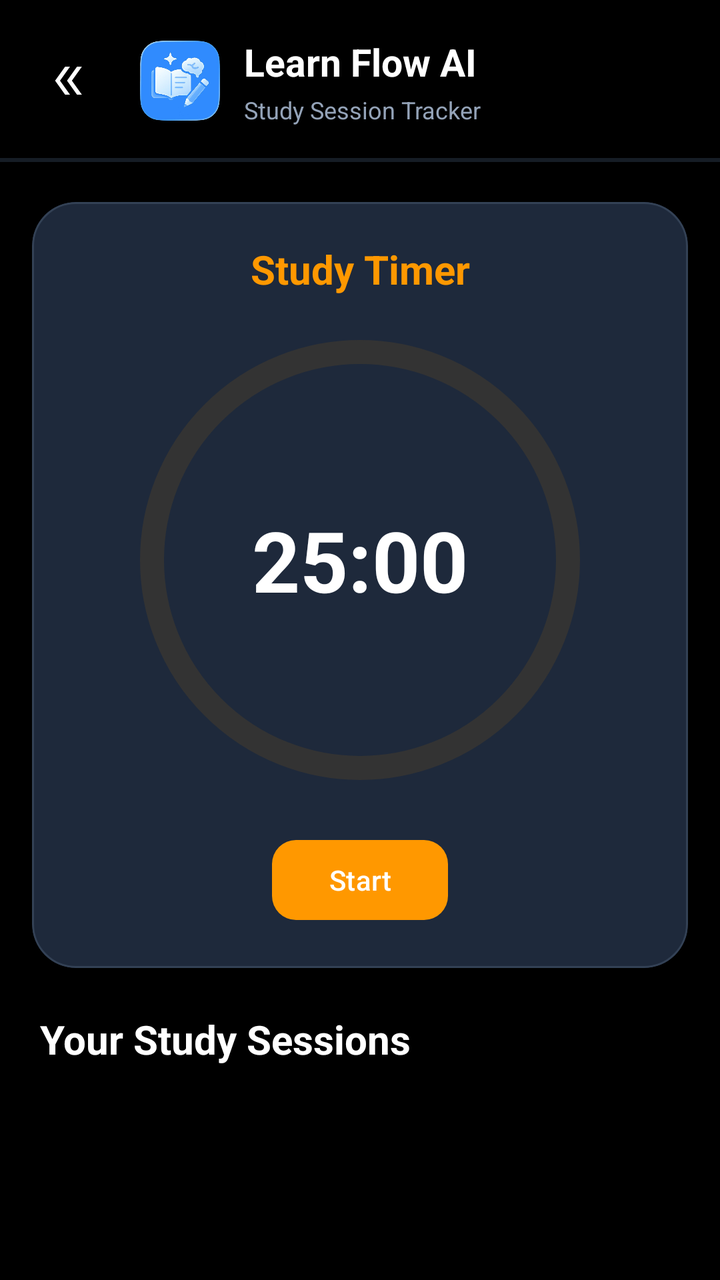
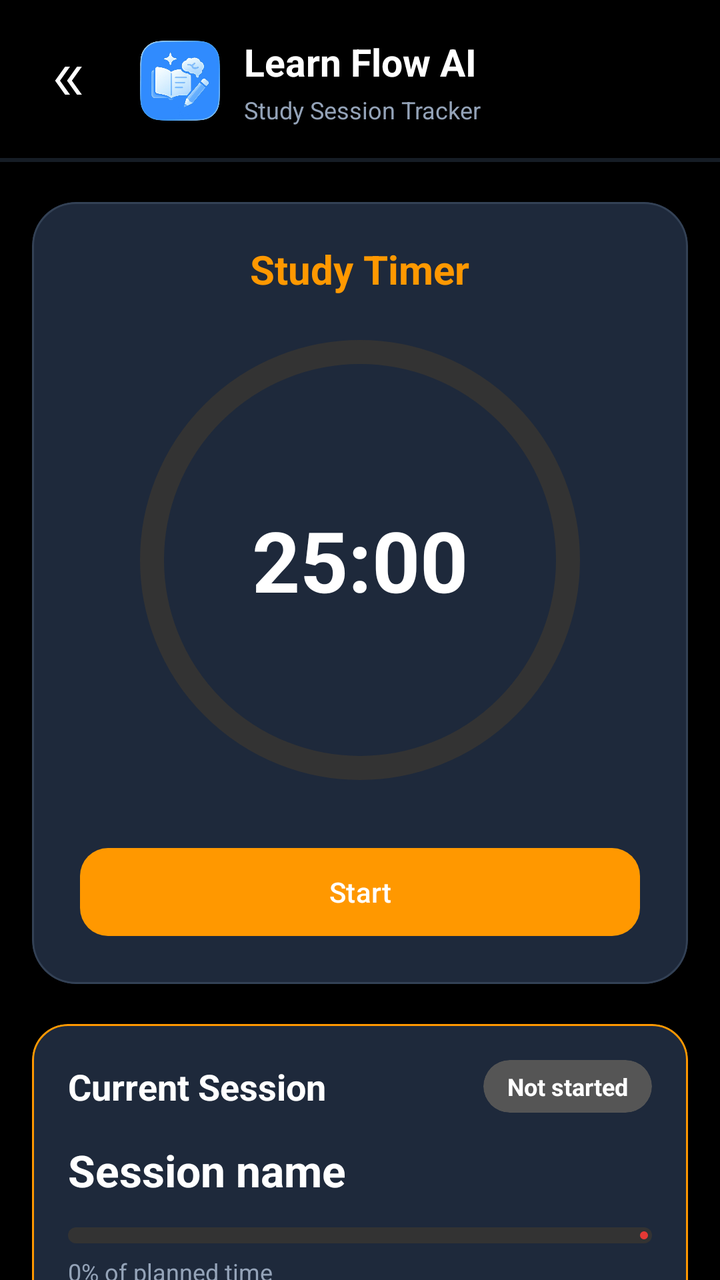

The first picture is an Android layout as it rendered before a commit; the second is the same layout after the commit. The layout source and the unified diff follow.
<!-- AndroidManifest.xml: application theme Theme.LearnFlow -->
<!-- res/layout/activity_session_tracker.xml -->
<?xml version="1.0" encoding="utf-8"?>
<androidx.constraintlayout.widget.ConstraintLayout
    xmlns:android="http://schemas.android.com/apk/res/android"
    xmlns:app="http://schemas.android.com/apk/res-auto"
    android:id="@+id/main"
    android:layout_width="match_parent"
    android:layout_height="match_parent"
    android:background="@color/black">

    
    <LinearLayout
        android:id="@+id/header"
        android:layout_width="0dp"
        android:layout_height="wrap_content"
        android:layout_marginStart="20dp"
        android:layout_marginTop="18dp"
        android:layout_marginEnd="20dp"
        android:gravity="center_vertical"
        android:orientation="horizontal"
        app:layout_constraintTop_toTopOf="parent"
        app:layout_constraintStart_toStartOf="parent"
        app:layout_constraintEnd_toEndOf="parent">

        <ImageButton
            android:id="@+id/btnBack"
            android:layout_width="30dp"
            android:layout_height="30dp"
            android:layout_marginEnd="20dp"
            android:background="?attr/selectableItemBackgroundBorderless"
            android:src="@drawable/sidebar"
            android:rotation="180"
            android:contentDescription="Back"
            app:tint="@color/white"/>

        <ImageView
            android:layout_width="40dp"
            android:layout_height="40dp"
            android:src="@drawable/icon"
            android:contentDescription="Learn Flow logo"/>

        <LinearLayout
            android:layout_width="0dp"
            android:layout_height="wrap_content"
            android:layout_marginStart="12dp"
            android:layout_weight="1"
            android:orientation="vertical">

            <TextView
                android:layout_width="wrap_content"
                android:layout_height="wrap_content"
                android:text="Learn Flow AI"
                android:textColor="@color/white"
                android:textSize="19sp"
                android:textStyle="bold"/>

            <TextView
                android:layout_width="wrap_content"
                android:layout_height="wrap_content"
                android:layout_marginTop="3dp"
                android:text="Study Session Tracker"
                android:textColor="@color/dark_text_secondary"
                android:textSize="12sp"/>

        </LinearLayout>

    </LinearLayout>

    <View
        android:id="@+id/headerDivider"
        android:layout_width="0dp"
        android:layout_height="2dp"
        android:layout_marginTop="16dp"
        android:alpha="0.45"
        android:background="@color/dark_surface_variant"
        app:layout_constraintTop_toBottomOf="@id/header"
        app:layout_constraintStart_toStartOf="parent"
        app:layout_constraintEnd_toEndOf="parent"/>

    
    <com.google.android.material.card.MaterialCardView
        android:id="@+id/timerCard"
        android:layout_width="0dp"
        android:layout_height="wrap_content"
        android:layout_marginStart="16dp"
        android:layout_marginTop="20dp"
        android:layout_marginEnd="16dp"
        app:cardBackgroundColor="@color/dark_surface"
        app:cardCornerRadius="22dp"
        app:cardElevation="3dp"
        app:strokeColor="@color/dark_surface_variant"
        app:strokeWidth="1dp"
        app:layout_constraintTop_toBottomOf="@id/headerDivider"
        app:layout_constraintStart_toStartOf="parent"
        app:layout_constraintEnd_toEndOf="parent">

        <androidx.constraintlayout.widget.ConstraintLayout
            android:layout_width="match_parent"
            android:layout_height="wrap_content"
            android:padding="20dp">

            <TextView
                android:id="@+id/txtTimerTitle"
                android:layout_width="wrap_content"
                android:layout_height="wrap_content"
                android:text="Study Timer"
                android:textColor="@color/orange"
                android:textSize="20sp"
                android:textStyle="bold"
                app:layout_constraintTop_toTopOf="parent"
                app:layout_constraintStart_toStartOf="parent"
                app:layout_constraintEnd_toEndOf="parent"/>

            <FrameLayout
                android:id="@+id/timerFrame"
                android:layout_width="240dp"
                android:layout_height="240dp"
                android:layout_marginTop="12dp"
                app:layout_constraintTop_toBottomOf="@id/txtTimerTitle"
                app:layout_constraintStart_toStartOf="parent"
                app:layout_constraintEnd_toEndOf="parent">

                <com.google.android.material.progressindicator.CircularProgressIndicator
                    android:id="@+id/circularProgress"
                    android:layout_width="match_parent"
                    android:layout_height="match_parent"
                    android:layout_gravity="center"
                    android:indeterminate="false"
                    android:max="100"
                    android:progress="0"
                    app:indicatorSize="220dp"
                    app:trackThickness="12dp"
                    app:indicatorColor="#E53935"
                    app:trackColor="#333333"
                    app:trackCornerRadius="8dp"/>
                <TextView
                    android:id="@+id/txtTimer"
                    android:layout_width="wrap_content"
                    android:layout_height="wrap_content"
                    android:layout_gravity="center"
                    android:text="25:00"
                    android:textColor="@color/white"
                    android:textSize="42sp"
                    android:textStyle="bold"/>

            </FrameLayout>

            <LinearLayout
                android:id="@+id/timerButtons"
                android:layout_width="match_parent"
                android:layout_height="wrap_content"
                android:layout_marginTop="16dp"
                android:gravity="center"
                android:orientation="horizontal"
                app:layout_constraintTop_toBottomOf="@id/timerFrame"
                app:layout_constraintStart_toStartOf="parent"
                app:layout_constraintEnd_toEndOf="parent">

                <com.google.android.material.button.MaterialButton
                    android:id="@+id/btnStart"
                    android:layout_width="wrap_content"
                    android:layout_height="wrap_content"
                    android:text="Start"
                    android:textColor="@color/white"
                    app:backgroundTint="@color/orange"
                    app:cornerRadius="12dp"/>

                <com.google.android.material.button.MaterialButton
                    android:id="@+id/btnPause"
                    android:layout_width="wrap_content"
                    android:layout_height="wrap_content"
                    android:layout_marginStart="8dp"
                    android:text="Pause"
                    android:visibility="gone"
                    android:textColor="@color/white"
                    app:backgroundTint="@color/orange"
                    app:cornerRadius="12dp"/>

                <com.google.android.material.button.MaterialButton
                    android:id="@+id/btnResume"
                    android:layout_width="wrap_content"
                    android:layout_height="wrap_content"
                    android:layout_marginStart="8dp"
                    android:text="Resume"
                    android:visibility="gone"
                    android:textColor="@color/white"
                    app:backgroundTint="@color/orange"
                    app:cornerRadius="12dp"/>

                <com.google.android.material.button.MaterialButton
                    android:id="@+id/btnEnd"
                    android:layout_width="wrap_content"
                    android:layout_height="wrap_content"
                    android:layout_marginStart="8dp"
                    android:text="End"
                    android:visibility="gone"
                    android:textColor="@color/white"
                    app:backgroundTint="#D32F2F"
                    app:cornerRadius="12dp"/>

            </LinearLayout>

        </androidx.constraintlayout.widget.ConstraintLayout>

    </com.google.android.material.card.MaterialCardView>

    
    <TextView
        android:id="@+id/txtSessionTitle"
        android:layout_width="0dp"
        android:layout_height="wrap_content"
        android:layout_marginStart="20dp"
        android:layout_marginTop="22dp"
        android:text="Your Study Sessions"
        android:textColor="@color/white"
        android:textSize="20sp"
        android:textStyle="bold"
        app:layout_constraintTop_toBottomOf="@id/timerCard"
        app:layout_constraintStart_toStartOf="parent"
        app:layout_constraintEnd_toEndOf="parent"/>

    <androidx.recyclerview.widget.RecyclerView
        android:id="@+id/sessionRecyclerView"
        android:layout_width="0dp"
        android:layout_height="0dp"
        android:layout_marginTop="10dp"
        android:clipToPadding="false"
        android:paddingStart="14dp"
        android:paddingEnd="14dp"
        android:paddingBottom="12dp"
        android:overScrollMode="never"
        app:layout_constraintTop_toBottomOf="@id/txtSessionTitle"
        app:layout_constraintBottom_toBottomOf="parent"
        app:layout_constraintStart_toStartOf="parent"
        app:layout_constraintEnd_toEndOf="parent"/>

</androidx.constraintlayout.widget.ConstraintLayout>
<!-- resources referenced by this layout -->
<resources>
  <color name="black">#000000</color>
  <color name="dark_surface">#1E293B</color>
  <color name="dark_surface_variant">#334155</color>
  <color name="dark_text_secondary">#94A3B8</color>
  <color name="orange">#FF9800</color>
  <color name="white">#ffffff</color>
  <!-- drawable icon: png bitmap (drawable, 192103 bytes) -->
  <!-- drawable sidebar (drawable) -->
  <vector xmlns:android="http://schemas.android.com/apk/res/android" android:autoMirrored="true" android:height="24dp" android:tint="#FFFFFF" android:viewportHeight="960" android:viewportWidth="960" android:width="24dp">
        
      <path android:fillColor="@android:color/white" android:pathData="M242,760L442,480L242,200L340,200L540,480L340,760L242,760ZM480,760L680,480L480,200L578,200L778,480L578,760L480,760Z"/>
      
  </vector>
  <style name="Theme.LearnFlow" parent="Base.Theme.LearnFlow" />
  <style name="Base.Theme.LearnFlow" parent="Theme.Material3.DayNight.NoActionBar">
          
          
      </style>
</resources>

<!-- the commit's change to res/layout/activity_session_tracker.xml (unified diff, before → after) -->
@@ -60,9 +60,7 @@
                 android:text="Study Session Tracker"
                 android:textColor="@color/dark_text_secondary"
                 android:textSize="12sp"/>
-
         </LinearLayout>
-
     </LinearLayout>
 
     <View
@@ -77,160 +75,314 @@
         app:layout_constraintEnd_toEndOf="parent"/>
 
     
-    <com.google.android.material.card.MaterialCardView
-        android:id="@+id/timerCard"
+    <ScrollView
         android:layout_width="0dp"
-        android:layout_height="wrap_content"
-        android:layout_marginStart="16dp"
-        android:layout_marginTop="20dp"
-        android:layout_marginEnd="16dp"
-        app:cardBackgroundColor="@color/dark_surface"
-        app:cardCornerRadius="22dp"
-        app:cardElevation="3dp"
-        app:strokeColor="@color/dark_surface_variant"
-        app:strokeWidth="1dp"
+        android:layout_height="0dp"
+        android:clipToPadding="false"
+        android:overScrollMode="never"
+        android:scrollbars="none"
         app:layout_constraintTop_toBottomOf="@id/headerDivider"
+        app:layout_constraintBottom_toBottomOf="parent"
         app:layout_constraintStart_toStartOf="parent"
         app:layout_constraintEnd_toEndOf="parent">
 
-        <androidx.constraintlayout.widget.ConstraintLayout
+        <LinearLayout
             android:layout_width="match_parent"
             android:layout_height="wrap_content"
-            android:padding="20dp">
-
-            <TextView
-                android:id="@+id/txtTimerTitle"
-                android:layout_width="wrap_content"
-                android:layout_height="wrap_content"
-                android:text="Study Timer"
-                android:textColor="@color/orange"
-                android:textSize="20sp"
-                android:textStyle="bold"
-                app:layout_constraintTop_toTopOf="parent"
-                app:layout_constraintStart_toStartOf="parent"
-                app:layout_constraintEnd_toEndOf="parent"/>
-
-            <FrameLayout
-                android:id="@+id/timerFrame"
-                android:layout_width="240dp"
-                android:layout_height="240dp"
-                android:layout_marginTop="12dp"
-                app:layout_constraintTop_toBottomOf="@id/txtTimerTitle"
-                app:layout_constraintStart_toStartOf="parent"
-                app:layout_constraintEnd_toEndOf="parent">
-
-                <com.google.android.material.progressindicator.CircularProgressIndicator
-                    android:id="@+id/circularProgress"
-                    android:layout_width="match_parent"
-                    android:layout_height="match_parent"
-                    android:layout_gravity="center"
-                    android:indeterminate="false"
-                    android:max="100"
-                    android:progress="0"
-                    app:indicatorSize="220dp"
-                    app:trackThickness="12dp"
-                    app:indicatorColor="#E53935"
-                    app:trackColor="#333333"
-                    app:trackCornerRadius="8dp"/>
-                <TextView
-                    android:id="@+id/txtTimer"
-                    android:layout_width="wrap_content"
-                    android:layout_height="wrap_content"
-                    android:layout_gravity="center"
-                    android:text="25:00"
-                    android:textColor="@color/white"
-                    android:textSize="42sp"
-                    android:textStyle="bold"/>
-
-            </FrameLayout>
-
-            <LinearLayout
-                android:id="@+id/timerButtons"
+            android:orientation="vertical"
+            android:paddingBottom="28dp">
+
+            
+            <com.google.android.material.card.MaterialCardView
+                android:id="@+id/timerCard"
                 android:layout_width="match_parent"
                 android:layout_height="wrap_content"
-                android:layout_marginTop="16dp"
-                android:gravity="center"
-                android:orientation="horizontal"
-                app:layout_constraintTop_toBottomOf="@id/timerFrame"
-                app:layout_constraintStart_toStartOf="parent"
-                app:layout_constraintEnd_toEndOf="parent">
-
-                <com.google.android.material.button.MaterialButton
-                    android:id="@+id/btnStart"
-                    android:layout_width="wrap_content"
+                android:layout_marginStart="16dp"
+                android:layout_marginTop="20dp"
+                android:layout_marginEnd="16dp"
+                app:cardBackgroundColor="@color/dark_surface"
+                app:cardCornerRadius="22dp"
+                app:cardElevation="3dp"
+                app:strokeColor="@color/dark_surface_variant"
+                app:strokeWidth="1dp">
+
+                <LinearLayout
+                    android:layout_width="match_parent"
                     android:layout_height="wrap_content"
-                    android:text="Start"
-                    android:textColor="@color/white"
-                    app:backgroundTint="@color/orange"
-                    app:cornerRadius="12dp"/>
-
-                <com.google.android.material.button.MaterialButton
-                    android:id="@+id/btnPause"
-                    android:layout_width="wrap_content"
+                    android:gravity="center_horizontal"
+                    android:orientation="vertical"
+                    android:padding="20dp">
+
+                    <TextView
+                        android:id="@+id/txtTimerTitle"
+                        android:layout_width="wrap_content"
+                        android:layout_height="wrap_content"
+                        android:text="Study Timer"
+                        android:textColor="@color/orange"
+                        android:textSize="20sp"
+                        android:textStyle="bold"/>
+
+                    <FrameLayout
+                        android:layout_width="240dp"
+                        android:layout_height="240dp"
+                        android:layout_marginTop="12dp">
+
+                        <com.google.android.material.progressindicator.CircularProgressIndicator
+                            android:id="@+id/circularProgress"
+                            android:layout_width="match_parent"
+                            android:layout_height="match_parent"
+                            android:layout_gravity="center"
+                            android:indeterminate="false"
+                            android:max="100"
+                            android:progress="0"
+                            app:indicatorSize="220dp"
+                            app:trackThickness="12dp"
+                            app:indicatorColor="#E53935"
+                            app:trackColor="#333333"
+                            app:trackCornerRadius="8dp"/>
+
+                        <TextView
+                            android:id="@+id/txtTimer"
+                            android:layout_width="wrap_content"
+                            android:layout_height="wrap_content"
+                            android:layout_gravity="center"
+                            android:gravity="center"
+                            android:text="25:00"
+                            android:textColor="@color/white"
+                            android:textSize="42sp"
+                            android:textStyle="bold"/>
+                    </FrameLayout>
+
+                    
+                    <LinearLayout
+                        android:id="@+id/timerButtons"
+                        android:layout_width="match_parent"
+                        android:layout_height="wrap_content"
+                        android:layout_marginTop="20dp"
+                        android:gravity="center"
+                        android:orientation="horizontal">
+
+                        <com.google.android.material.button.MaterialButton
+                            android:id="@+id/btnStart"
+                            android:layout_width="0dp"
+                            android:layout_height="52dp"
+                            android:layout_marginHorizontal="4dp"
+                            android:layout_weight="1"
+                            android:text="Start"
+                            android:textColor="@color/white"
+                            app:backgroundTint="@color/orange"
+                            app:cornerRadius="14dp"/>
+
+                        <com.google.android.material.button.MaterialButton
+                            android:id="@+id/btnPause"
+                            android:layout_width="0dp"
+                            android:layout_height="52dp"
+                            android:layout_marginHorizontal="4dp"
+                            android:layout_weight="1"
+                            android:text="Pause"
+                            android:textColor="@color/white"
+                            android:visibility="gone"
+                            app:backgroundTint="@color/orange"
+                            app:cornerRadius="14dp"/>
+
+                        <com.google.android.material.button.MaterialButton
+                            android:id="@+id/btnResume"
+                            android:layout_width="0dp"
+                            android:layout_height="52dp"
+                            android:layout_marginHorizontal="4dp"
+                            android:layout_weight="1"
+                            android:text="Resume"
+                            android:textColor="@color/white"
+                            android:visibility="gone"
+                            app:backgroundTint="@color/orange"
+                            app:cornerRadius="14dp"/>
+
+                        <com.google.android.material.button.MaterialButton
+                            android:id="@+id/btnEnd"
+                            android:layout_width="0dp"
+                            android:layout_height="52dp"
+                            android:layout_marginHorizontal="4dp"
+                            android:layout_weight="1"
+                            android:text="End"
+                            android:textColor="@color/white"
+                            android:visibility="gone"
+                            app:backgroundTint="#D32F2F"
+                            app:cornerRadius="14dp"/>
+                    </LinearLayout>
+                </LinearLayout>
+            </com.google.android.material.card.MaterialCardView>
+
+            <com.google.android.material.card.MaterialCardView
+                android:id="@+id/currentSessionCard"
+                android:layout_width="match_parent"
+                android:layout_height="wrap_content"
+                android:layout_marginStart="16dp"
+                android:layout_marginTop="20dp"
+                android:layout_marginEnd="16dp"
+                app:cardBackgroundColor="@color/dark_surface"
+                app:cardCornerRadius="18dp"
+                app:cardElevation="0dp"
+                app:strokeColor="@color/orange"
+                app:strokeWidth="1dp">
+
+                <LinearLayout
+                    android:layout_width="match_parent"
                     android:layout_height="wrap_content"
-                    android:layout_marginStart="8dp"
-                    android:text="Pause"
-                    android:visibility="gone"
-                    android:textColor="@color/white"
-                    app:backgroundTint="@color/orange"
-                    app:cornerRadius="12dp"/>
-
-                <com.google.android.material.button.MaterialButton
-                    android:id="@+id/btnResume"
-                    android:layout_width="wrap_content"
-                    android:layout_height="wrap_content"
-                    android:layout_marginStart="8dp"
-                    android:text="Resume"
-                    android:visibility="gone"
-                    android:textColor="@color/white"
-                    app:backgroundTint="@color/orange"
-                    app:cornerRadius="12dp"/>
-
-                <com.google.android.material.button.MaterialButton
-                    android:id="@+id/btnEnd"
-                    android:layout_width="wrap_content"
-                    android:layout_height="wrap_content"
-                    android:layout_marginStart="8dp"
-                    android:text="End"
-                    android:visibility="gone"
-                    android:textColor="@color/white"
-                    app:backgroundTint="#D32F2F"
-                    app:cornerRadius="12dp"/>
-
-            </LinearLayout>
-
-        </androidx.constraintlayout.widget.ConstraintLayout>
-
-    </com.google.android.material.card.MaterialCardView>
-
-    
-    <TextView
-        android:id="@+id/txtSessionTitle"
-        android:layout_width="0dp"
-        android:layout_height="wrap_content"
-        android:layout_marginStart="20dp"
-        android:layout_marginTop="22dp"
-        android:text="Your Study Sessions"
-        android:textColor="@color/white"
-        android:textSize="20sp"
-        android:textStyle="bold"
-        app:layout_constraintTop_toBottomOf="@id/timerCard"
-        app:layout_constraintStart_toStartOf="parent"
-        app:layout_constraintEnd_toEndOf="parent"/>
-
-    <androidx.recyclerview.widget.RecyclerView
-        android:id="@+id/sessionRecyclerView"
-        android:layout_width="0dp"
-        android:layout_height="0dp"
-        android:layout_marginTop="10dp"
-        android:clipToPadding="false"
-        android:paddingStart="14dp"
-        android:paddingEnd="14dp"
-        android:paddingBottom="12dp"
-        android:overScrollMode="never"
-        app:layout_constraintTop_toBottomOf="@id/txtSessionTitle"
-        app:layout_constraintBottom_toBottomOf="parent"
-        app:layout_constraintStart_toStartOf="parent"
-        app:layout_constraintEnd_toEndOf="parent"/>
+                    android:orientation="vertical"
+                    android:padding="18dp">
+
+                    <LinearLayout
+                        android:layout_width="match_parent"
+                        android:layout_height="wrap_content"
+                        android:gravity="center_vertical"
+                        android:orientation="horizontal">
+
+                        <TextView
+                            android:layout_width="0dp"
+                            android:layout_height="wrap_content"
+                            android:layout_weight="1"
+                            android:text="Current Session"
+                            android:textColor="@color/white"
+                            android:textSize="18sp"
+                            android:textStyle="bold"/>
+
+                        <com.google.android.material.card.MaterialCardView
+                            android:id="@+id/statusChip"
+                            android:layout_width="wrap_content"
+                            android:layout_height="wrap_content"
+                            app:cardBackgroundColor="#555555"
+                            app:cardCornerRadius="14dp"
+                            app:cardElevation="0dp"
+                            app:strokeWidth="0dp">
+
+                            <TextView
+                                android:id="@+id/txtSessionStatus"
+                                android:layout_width="wrap_content"
+                                android:layout_height="wrap_content"
+                                android:paddingStart="12dp"
+                                android:paddingTop="5dp"
+                                android:paddingEnd="12dp"
+                                android:paddingBottom="5dp"
+                                android:text="Not started"
+                                android:textColor="@color/white"
+                                android:textSize="12sp"
+                                android:textStyle="bold"/>
+                        </com.google.android.material.card.MaterialCardView>
+                    </LinearLayout>
+
+                    <TextView
+                        android:id="@+id/txtSessionName"
+                        android:layout_width="match_parent"
+                        android:layout_height="wrap_content"
+                        android:layout_marginTop="14dp"
+                        android:ellipsize="end"
+                        android:maxLines="2"
+                        android:text="Session name"
+                        android:textColor="@color/white"
+                        android:textSize="22sp"
+                        android:textStyle="bold"/>
+
+                    <com.google.android.material.progressindicator.LinearProgressIndicator
+                        android:id="@+id/sessionProgress"
+                        android:layout_width="match_parent"
+                        android:layout_height="wrap_content"
+                        android:layout_marginTop="14dp"
+                        android:indeterminate="false"
+                        android:max="100"
+                        android:progress="0"
+                        app:indicatorColor="#E53935"
+                        app:trackColor="#333333"
+                        app:trackCornerRadius="4dp"
+                        app:trackThickness="8dp"/>
+
+                    <TextView
+                        android:id="@+id/txtSessionPercent"
+                        android:layout_width="wrap_content"
+                        android:layout_height="wrap_content"
+                        android:layout_marginTop="6dp"
+                        android:text="0% of planned time"
+                        android:textColor="@color/dark_text_secondary"
+                        android:textSize="12sp"/>
+
+                    <LinearLayout
+                        android:layout_width="match_parent"
+                        android:layout_height="wrap_content"
+                        android:layout_marginTop="18dp"
+                        android:orientation="horizontal">
+
+                        <LinearLayout
+                            android:layout_width="0dp"
+                            android:layout_height="wrap_content"
+                            android:layout_weight="1"
+                            android:orientation="vertical">
+
+                            <TextView
+                                android:id="@+id/txtPlanned"
+                                android:layout_width="wrap_content"
+                                android:layout_height="wrap_content"
+                                android:text="0 min"
+                                android:textColor="@color/white"
+                                android:textSize="18sp"
+                                android:textStyle="bold"/>
+
+                            <TextView
+                                android:layout_width="wrap_content"
+                                android:layout_height="wrap_content"
+                                android:text="Planned"
+                                android:textColor="@color/dark_text_secondary"
+                                android:textSize="12sp"/>
+                        </LinearLayout>
+
+                        <LinearLayout
+                            android:layout_width="0dp"
+                            android:layout_height="wrap_content"
+                            android:layout_weight="1"
+                            android:orientation="vertical">
+
+                            <TextView
+                                android:id="@+id/txtFocused"
+                                android:layout_width="wrap_content"
+                                android:layout_height="wrap_content"
+                                android:text="0 min"
+                                android:textColor="@color/white"
+                                android:textSize="18sp"
+                                android:textStyle="bold"/>
+
+                            <TextView
+                                android:layout_width="wrap_content"
+                                android:layout_height="wrap_content"
+                                android:text="Focused"
+                                android:textColor="@color/dark_text_secondary"
+                                android:textSize="12sp"/>
+                        </LinearLayout>
+
+                        <LinearLayout
+                            android:layout_width="0dp"
+                            android:layout_height="wrap_content"
+                            android:layout_weight="1"
+                            android:orientation="vertical">
+
+                            <TextView
+                                android:id="@+id/txtStartedAt"
+                                android:layout_width="wrap_content"
+                                android:layout_height="wrap_content"
+                                android:text="—"
+                                android:textColor="@color/white"
+                                android:textSize="18sp"
+                                android:textStyle="bold"/>
+
+                            <TextView
+                                android:layout_width="wrap_content"
+                                android:layout_height="wrap_content"
+                                android:text="Started at"
+                                android:textColor="@color/dark_text_secondary"
+                                android:textSize="12sp"/>
+                        </LinearLayout>
+                    </LinearLayout>
+                </LinearLayout>
+            </com.google.android.material.card.MaterialCardView>
+
+        </LinearLayout>
+    </ScrollView>
 
 </androidx.constraintlayout.widget.ConstraintLayout>
